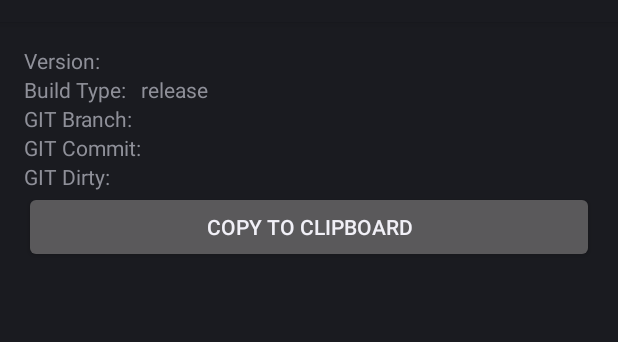
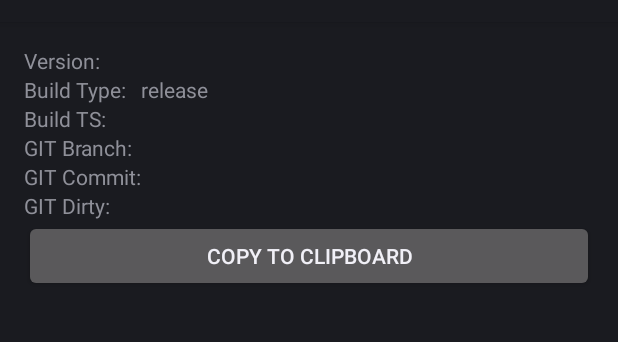
Before and after one commit to CoolMicApp/CoolMicApp-Android, an Android app: the AboutActivity screen opened directly, with no data from a screen before it, on a phone screen of 412 x 824 dp, the part 62-404 px from its top. Run offline under Robolectric (Android 15) with nearby library versions, the phone set to English and light mode, and no system bars; 1 statement that could not run was skipped.

Commit message:
Feature: AboutActivity: Show build timestamp

```diff
--- a/app/src/main/java/cc/echonet/coolmicapp/AboutActivity.java
+++ b/app/src/main/java/cc/echonet/coolmicapp/AboutActivity.java
@@ -26,6 +26,7 @@ public class AboutActivity extends Activity {
 
         ((TextView) findViewById(R.id.txtVersion)).setText(BuildConfig.VERSION_NAME);
         ((TextView) findViewById(R.id.txtBuildType)).setText(BuildConfig.BUILD_TYPE);
+        ((TextView) findViewById(R.id.txtBuildTS)).setText(BuildConfig.BUILD_TS);
         ((TextView) findViewById(R.id.txtGITBranch)).setText(BuildConfig.GIT_BRANCH);
         ((TextView) findViewById(R.id.txtGITRevision)).setText(shortRev);
         ((TextView) findViewById(R.id.txtGITDirty)).setText(BuildConfig.GIT_DIRTY);
--- a/app/src/main/res/layout/activity_about.xml
+++ b/app/src/main/res/layout/activity_about.xml
@@ -43,6 +43,22 @@
 
             <TextView
                 android:id="@+id/txtBuildType"
+                android:layout_width="fill_parent"
+                android:layout_height="fill_parent" />
+        </TableRow>
+
+        <TableRow
+            android:layout_width="match_parent"
+            android:layout_height="match_parent">
+
+            <TextView
+                android:id="@+id/lblBuildTS"
+                android:layout_width="wrap_content"
+                android:layout_height="wrap_content"
+                android:text="@string/popup_about_lbl_buildts" />
+
+            <TextView
+                android:id="@+id/txtBuildTS"
                 android:layout_width="fill_parent"
                 android:layout_height="fill_parent" />
         </TableRow>
--- a/app/src/main/res/values/strings.xml
+++ b/app/src/main/res/values/strings.xml
@@ -196,4 +196,5 @@
     <string name="mainactivity_toast_check_connection">Check Internet Connection</string>
     <string name="mainactivity_toast_check_connection_details">Set the connection details</string>
     <string name="cmdStartInitializing">CONNECTING</string>
+    <string name="popup_about_lbl_buildts">Build TS:</string>
 </resources>
```
Also changed, not shown: app/build.gradle (+15 -0 lines).
